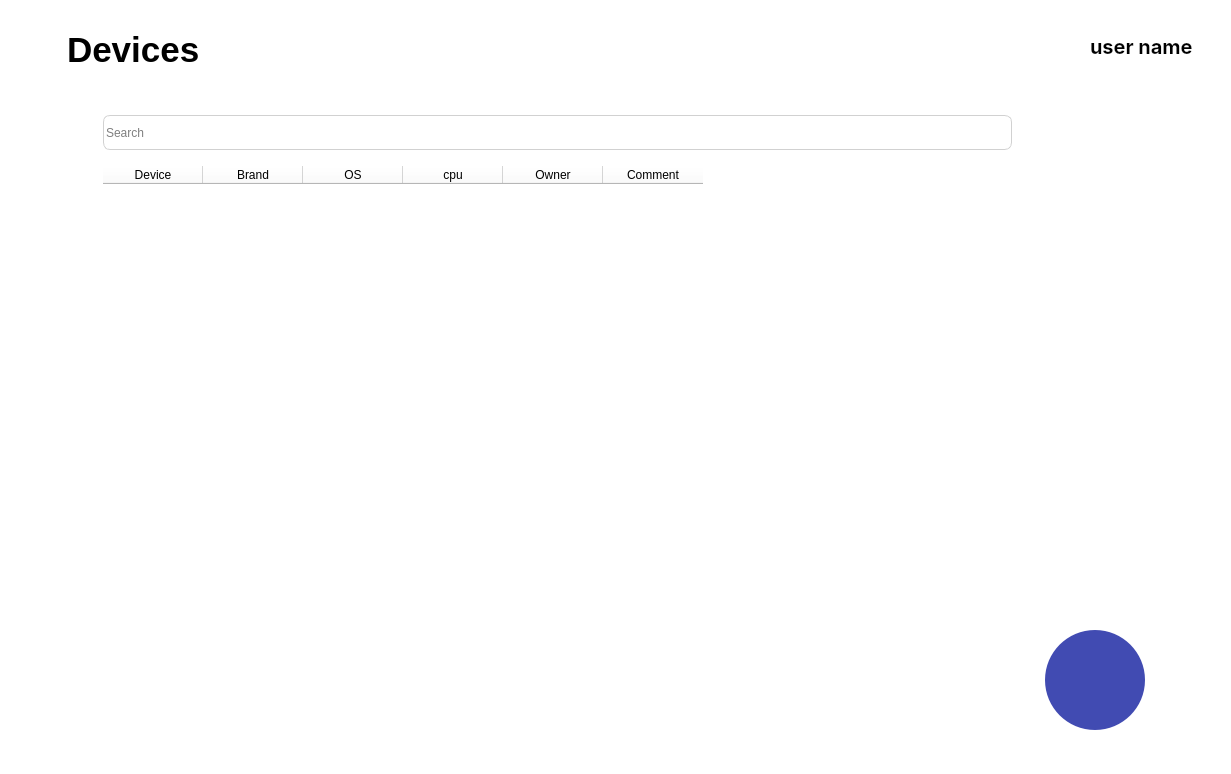
This is layouts/devices_screen.ui in fedulovs/InventoryUI as Qt 5 draws it before an edit. The edited form follows.
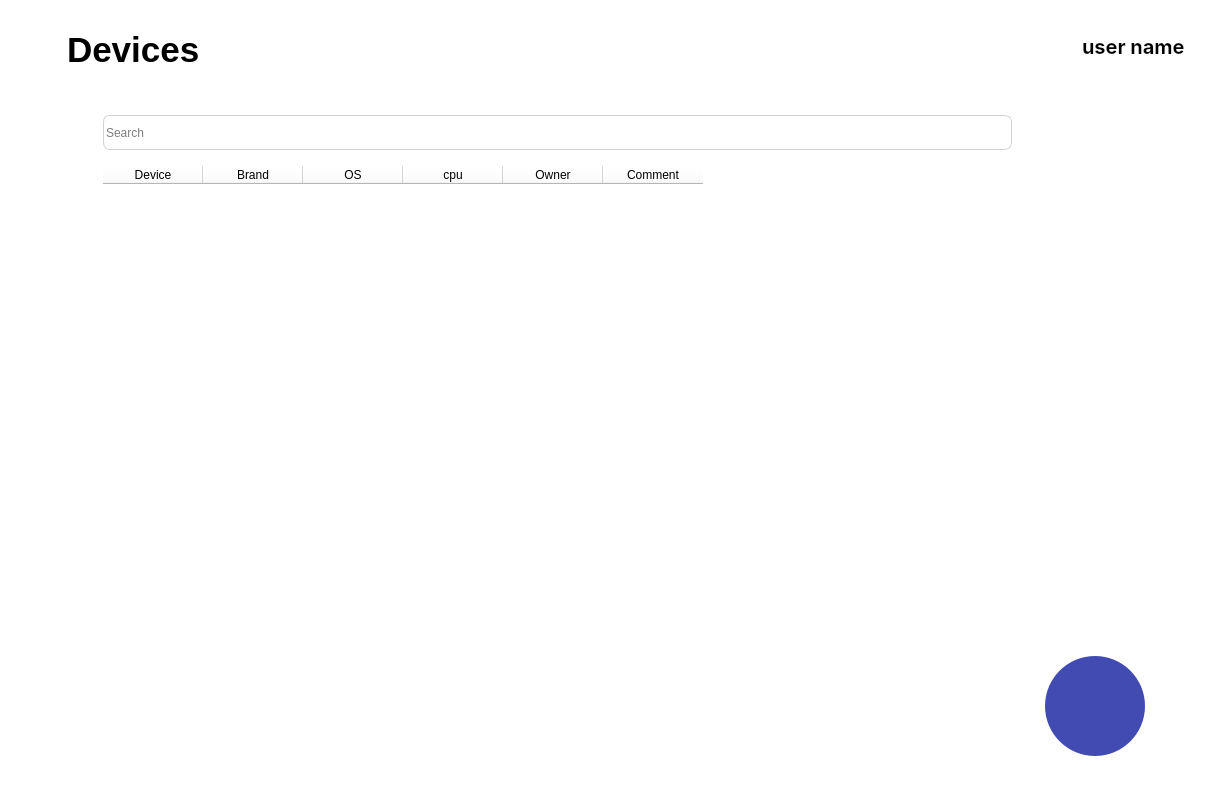
This is the edited form. Icons and pictures are not drawn.

Commit message: Add settings class

```diff
--- a/layouts/devices_screen.ui
+++ b/layouts/devices_screen.ui
@@ -6,8 +6,8 @@
    <rect>
     <x>0</x>
     <y>0</y>
-    <width>1231</width>
-    <height>774</height>
+    <width>1223</width>
+    <height>800</height>
    </rect>
   </property>
   <property name="sizePolicy">
```
The commit also changes 1 other file.
